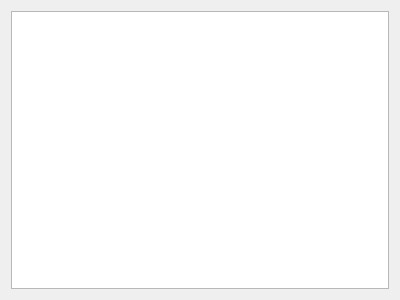
Qt form ui/VariableListDialog.ui (magicdominic/RaspExt) before a commit.
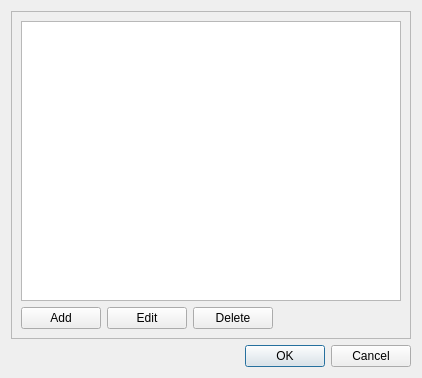
The same form after that commit.

The edit to the form file:
```diff
--- a/ui/VariableListDialog.ui
+++ b/ui/VariableListDialog.ui
@@ -6,8 +6,8 @@
    <rect>
     <x>0</x>
     <y>0</y>
-    <width>400</width>
-    <height>300</height>
+    <width>422</width>
+    <height>378</height>
    </rect>
   </property>
   <property name="windowTitle">
@@ -16,8 +16,72 @@
   <layout class="QVBoxLayout" name="verticalLayout">
    <item>
     <layout class="QGridLayout" name="gridLayout">
-     <item row="0" column="0">
-      <widget class="QListWidget" name="listVariables"/>
+     <item row="2" column="0">
+      <widget class="QDialogButtonBox" name="buttonBox">
+       <property name="standardButtons">
+        <set>QDialogButtonBox::Cancel|QDialogButtonBox::Ok</set>
+       </property>
+      </widget>
+     </item>
+     <item row="1" column="0">
+      <widget class="QFrame" name="frame">
+       <property name="frameShape">
+        <enum>QFrame::StyledPanel</enum>
+       </property>
+       <property name="frameShadow">
+        <enum>QFrame::Raised</enum>
+       </property>
+       <layout class="QVBoxLayout" name="verticalLayout_2">
+        <item>
+         <layout class="QGridLayout" name="gridLayout_2">
+          <item row="1" column="2">
+           <widget class="QPushButton" name="buttonDelete">
+            <property name="text">
+             <string>Delete</string>
+            </property>
+           </widget>
+          </item>
+          <item row="1" column="3">
+           <spacer name="horizontalSpacer">
+            <property name="orientation">
+             <enum>Qt::Horizontal</enum>
+            </property>
+            <property name="sizeHint" stdset="0">
+             <size>
+              <width>40</width>
+              <height>20</height>
+             </size>
+            </property>
+           </spacer>
+          </item>
+          <item row="1" column="1">
+           <widget class="QPushButton" name="buttonEdit">
+            <property name="text">
+             <string>Edit</string>
+            </property>
+           </widget>
+          </item>
+          <item row="1" column="0">
+           <widget class="QPushButton" name="buttonAdd">
+            <property name="text">
+             <string>Add</string>
+            </property>
+           </widget>
+          </item>
+          <item row="0" column="0" colspan="4">
+           <widget class="QTableView" name="listVariables">
+            <property name="selectionMode">
+             <enum>QAbstractItemView::SingleSelection</enum>
+            </property>
+            <property name="selectionBehavior">
+             <enum>QAbstractItemView::SelectRows</enum>
+            </property>
+           </widget>
+          </item>
+         </layout>
+        </item>
+       </layout>
+      </widget>
      </item>
     </layout>
    </item>
```
Left out of the diff: 6 changed lines with no effect on the pictures.
